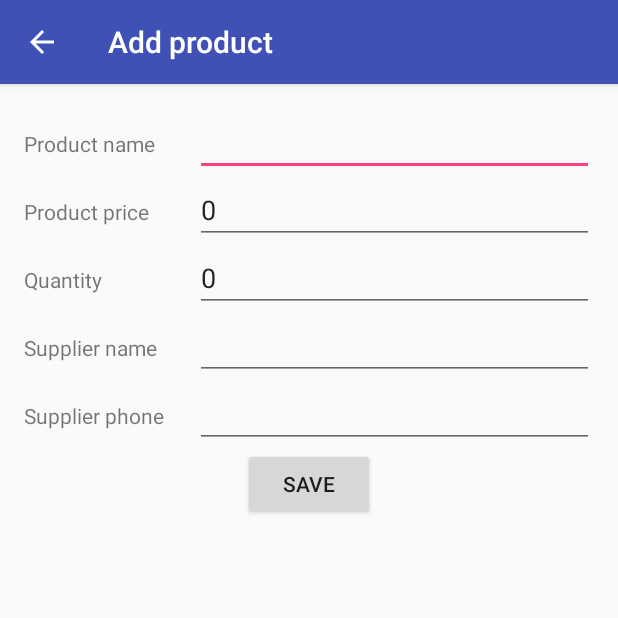
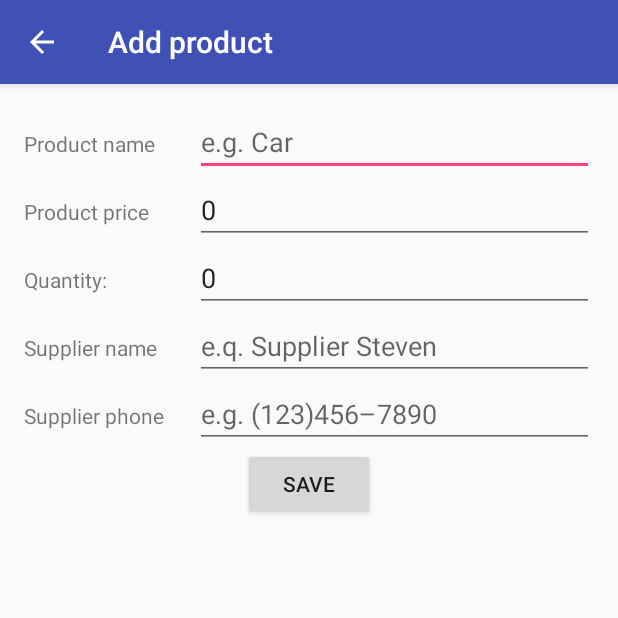
Before and after one commit to biroistv/abnd-inventory-app-stage2, an Android app: the EditActivity screen opened directly, with no data from a screen before it, after a tap on "SAVE", on a phone screen of 412 x 824 dp, the top half of it. Run offline under Robolectric (Android 15) with nearby library versions, the phone set to English and light mode, and no system bars; our stand-ins replace ButterKnife.

```diff
--- a/app/src/main/AndroidManifest.xml
+++ b/app/src/main/AndroidManifest.xml
@@ -1,5 +1,6 @@
 <?xml version="1.0" encoding="utf-8"?>
 <manifest xmlns:android="http://schemas.android.com/apk/res/android"
+    xmlns:tools="http://schemas.android.com/tools"
     package="com.example.biro.inventoryapp">
 
     <application
@@ -8,7 +9,8 @@
         android:label="@string/app_name"
         android:roundIcon="@mipmap/ic_launcher_round"
         android:supportsRtl="true"
-        android:theme="@style/AppTheme">
+        android:theme="@style/AppTheme"
+        tools:ignore="AllowBackup,GoogleAppIndexingWarning">
         <activity android:name=".MainActivity">
             <intent-filter>
                 <action android:name="android.intent.action.MAIN" />
--- a/app/src/main/java/com/example/biro/inventoryapp/EditActivity.java
+++ b/app/src/main/java/com/example/biro/inventoryapp/EditActivity.java
@@ -1,5 +1,6 @@
 package com.example.biro.inventoryapp;
 
+import android.annotation.SuppressLint;
 import android.app.AlertDialog;
 import android.app.LoaderManager;
 import android.content.CursorLoader;
@@ -29,15 +30,15 @@ public class EditActivity extends AppCompatActivity implements LoaderManager.Loa
 
     @BindView(R.id.save_button)
     Button saveButton;
-    @BindView(R.id.name_edittext)
+    @BindView(R.id.name_editText)
     EditText nameEditText;
-    @BindView(R.id.price_edittext)
+    @BindView(R.id.price_editText)
     EditText priceEditText;
-    @BindView(R.id.quantity_edittext)
+    @BindView(R.id.quantity_editText)
     EditText quantityEditText;
-    @BindView(R.id.supp_name_edittext)
+    @BindView(R.id.supp_name_editText)
     EditText suppNameEditText;
-    @BindView(R.id.supp_phone_edittext)
+    @BindView(R.id.supp_phone_editText)
     EditText suppPhoneEditText;
 
     private boolean productHasChanged = false;
@@ -54,6 +55,7 @@ public class EditActivity extends AppCompatActivity implements LoaderManager.Loa
             ProductContract.ProductEntry.COLUMN_SUPPLIER_PHONE
     };
 
+    @SuppressLint("ClickableViewAccessibility")
     @Override
     protected void onCreate(Bundle savedInstanceState) {
         super.onCreate(savedInstanceState);
@@ -62,7 +64,7 @@ public class EditActivity extends AppCompatActivity implements LoaderManager.Loa
         // Binding the views with the butterKnife
         ButterKnife.bind(this);
 
-        // Setting up the tuch listener on each editTextView
+        // Setting up the touch listener on each editTextView
         nameEditText.setOnTouchListener(touchListener);
         priceEditText.setOnTouchListener(touchListener);
         quantityEditText.setOnTouchListener(touchListener);
@@ -92,7 +94,7 @@ public class EditActivity extends AppCompatActivity implements LoaderManager.Loa
                     );
 
                     if (saveSuccess) {
-                        Toast.makeText(EditActivity.this, R.string.successfull_product_saving, Toast.LENGTH_SHORT).show();
+                        Toast.makeText(EditActivity.this, R.string.successful_product_saving, Toast.LENGTH_SHORT).show();
                         finish();
                     }
                 } else {
@@ -165,7 +167,8 @@ public class EditActivity extends AppCompatActivity implements LoaderManager.Loa
                 suppPhoneEditText.getText().toString());
     }
 
-    private View.OnTouchListener touchListener = new View.OnTouchListener() {
+    private final View.OnTouchListener touchListener = new View.OnTouchListener() {
+        @SuppressLint("ClickableViewAccessibility")
         @Override
         public boolean onTouch(View v, MotionEvent event) {
             productHasChanged = true;
--- a/app/src/main/java/com/example/biro/inventoryapp/data/ProductContract.java
+++ b/app/src/main/java/com/example/biro/inventoryapp/data/ProductContract.java
@@ -8,7 +8,7 @@ public final class ProductContract {
 
     // Building up the uri
     public static final String CONTENT_AUTHORITY = "com.example.biro.inventoryapp";
-    static final Uri BASE_CONTENT_URI = Uri.parse("content://" + CONTENT_AUTHORITY);
+    private static final Uri BASE_CONTENT_URI = Uri.parse("content://" + CONTENT_AUTHORITY);
     public static final String PATH_PRODUCTS = "products";
 
     public static final class ProductEntry implements BaseColumns{
--- a/app/src/main/java/com/example/biro/inventoryapp/product/Product.java
+++ b/app/src/main/java/com/example/biro/inventoryapp/product/Product.java
@@ -10,11 +10,11 @@ public class Product {
     private static final int DEFAULT_PRICE = 99999999;
     private static final int DEFAULT_QUANTITY = 0;
 
-    private String name;
-    private Integer price;
-    private Integer quantity;
-    private String supplier;
-    private String supplierPhone;
+    private final String name;
+    private final Integer price;
+    private final Integer quantity;
+    private final String supplier;
+    private final String supplierPhone;
 
     public Product(Context context,
                    String name,
--- a/app/src/main/res/layout/activity_edit.xml
+++ b/app/src/main/res/layout/activity_edit.xml
@@ -1,7 +1,5 @@
 <?xml version="1.0" encoding="utf-8"?>
-<LinearLayout
-    xmlns:android="http://schemas.android.com/apk/res/android"
-    xmlns:app="http://schemas.android.com/apk/res-auto"
+<LinearLayout xmlns:android="http://schemas.android.com/apk/res/android"
     xmlns:tools="http://schemas.android.com/tools"
     android:layout_width="match_parent"
     android:layout_height="match_parent"
@@ -21,12 +19,13 @@
         <TextView
             android:layout_weight="0.7"
             android:layout_height="wrap_content"
-            android:text="Product name"
+            android:text="@string/product_name"
             android:layout_width="match_parent" />
 
         <EditText
+            android:hint="@string/hint_name"
             android:inputType="textPersonName"
-            android:id="@+id/name_edittext"
+            android:id="@+id/name_editText"
             android:layout_weight="0.3"
             android:layout_width="match_parent"
             android:layout_height="wrap_content" />
@@ -43,13 +42,14 @@
         <TextView
             android:layout_weight="0.7"
             android:layout_height="wrap_content"
-            android:text="Product price"
+            android:text="@string/product_price"
             android:layout_width="match_parent" />
 
         <EditText
-            android:text="0"
+            android:hint="@string/hint_price"
+            android:text="@string/_0"
             android:inputType="numberDecimal"
-            android:id="@+id/price_edittext"
+            android:id="@+id/price_editText"
             android:layout_weight="0.3"
             android:layout_width="match_parent"
             android:layout_height="wrap_content" />
@@ -66,13 +66,14 @@
         <TextView
             android:layout_weight="0.7"
             android:layout_height="wrap_content"
-            android:text="Quantity"
+            android:text="@string/quantity"
             android:layout_width="match_parent" />
 
         <EditText
-            android:text="0"
+            android:hint="@string/hint_quantity"
+            android:text="@string/_0"
             android:inputType="numberDecimal"
-            android:id="@+id/quantity_edittext"
+            android:id="@+id/quantity_editText"
             android:layout_weight="0.3"
             android:layout_width="match_parent"
             android:layout_height="wrap_content" />
@@ -89,12 +90,13 @@
         <TextView
             android:layout_weight="0.7"
             android:layout_height="wrap_content"
-            android:text="Supplier name"
+            android:text="@string/supplier_name"
             android:layout_width="match_parent" />
 
         <EditText
+            android:hint="@string/hint_supplier"
             android:inputType="textPersonName"
-            android:id="@+id/supp_name_edittext"
+            android:id="@+id/supp_name_editText"
             android:layout_weight="0.3"
             android:layout_width="match_parent"
             android:layout_height="wrap_content" />
@@ -111,12 +113,13 @@
         <TextView
             android:layout_weight="0.7"
             android:layout_height="wrap_content"
-            android:text="Supplier phone"
+            android:text="@string/supplier_phone"
             android:layout_width="match_parent" />
 
         <EditText
+            android:hint="@string/hint_phone"
             android:inputType="phone"
-            android:id="@+id/supp_phone_edittext"
+            android:id="@+id/supp_phone_editText"
             android:layout_weight="0.3"
             android:layout_width="match_parent"
             android:layout_height="wrap_content" />
--- a/app/src/main/res/layout/product_item.xml
+++ b/app/src/main/res/layout/product_item.xml
@@ -83,7 +83,7 @@
                     <LinearLayout
                         android:layout_width="match_parent"
                         android:layout_height="wrap_content"
-                        android:gravity="right">
+                        android:gravity="end">
 
                         <Button
                             android:descendantFocusability="blocksDescendants"
@@ -92,11 +92,8 @@
                             android:id="@+id/product_sell_btn"
                             android:layout_width="wrap_content"
                             android:layout_height="33dp"
-                            android:layout_alignParentBottom="true"
-                            android:layout_alignParentRight="true"
                             android:text="@string/sell"
                             android:textSize="11sp"
-                            android:layout_alignParentEnd="true"
                             tools:ignore="SmallSp" />
 
                     </LinearLayout>
--- a/app/src/main/res/values/colors.xml
+++ b/app/src/main/res/values/colors.xml
@@ -3,5 +3,4 @@
     <color name="colorPrimary">#3F51B5</color>
     <color name="colorPrimaryDark">#303F9F</color>
     <color name="colorAccent">#FF4081</color>
-    <color name="green">#22ac00</color>
 </resources>
--- a/app/src/main/res/values/strings.xml
+++ b/app/src/main/res/values/strings.xml
@@ -1,29 +1,31 @@
 <resources>
     <string name="app_name">InventoryApp</string>
-    <string name="settings_menu_item">Settings</string>
-    <string name="setting_title">Products settings</string>
-    <string name="edit_label">Edit product</string>
     <string name="delete_all_product">Delete all product</string>
     <string name="delete_product">Delete product</string>
     <string name="add_dummy_data">Add dummy data</string>
     <string name="save">Save</string>
-    <string name="failed_product_saving">Error with saving product</string>
-    <string name="successfull_product_saving">Product saved successfully</string>
+    <string name="successful_product_saving">Product saved successfully</string>
     <string name="dummy_save_failed">Failed saving DummyData</string>
     <string name="dummy_save_success">Dummy data saved</string>
-    <string name="invalid_name">Invalid data in the name field</string>
-    <string name="supllier_name_invalid">The supplier name field cannot be empty!</string>
     <string name="quantity">Quantity:</string>
     <string name="_99_plchld">99</string>
     <string name="sell">Sell</string>
     <string name="product_image">Product Image</string>
     <string name="add_product">Add product</string>
     <string name="edit_product">Edit product</string>
-    <string name="edit_fail">Failed editing the product</string>
-    <string name="edit_success">Production edit is done</string>
     <string name="update_success">Update successful!</string>
-    <string name="update_fail">Update failed!</string>
-    <string name="unsaved_dialog_msg">There are some unsaved thigns! Do you want to discard or continue to edit?</string>
+    <string name="unsaved_dialog_msg">There are some unsaved things! Do you want to discard or continue to edit?</string>
     <string name="discard_msg">Discard</string>
     <string name="keep_editing_msg">Keep editing</string>
+    <string name="no_product_available">No product available</string>
+    <string name="product_name">Product name</string>
+    <string name="product_price">Product price</string>
+    <string name="_0">0</string>
+    <string name="supplier_name">Supplier name</string>
+    <string name="supplier_phone">Supplier phone</string>
+    <string name="hint_phone">e.g. (123)456–7890</string>
+    <string name="hint_supplier">e.q. Supplier Steven</string>
+    <string name="hint_quantity">e.g. 10</string>
+    <string name="hint_price">e.g. 10</string>
+    <string name="hint_name">e.g. Car</string>
 </resources>
```
Also changed, not shown: app/src/main/res/layout/activity_main.xml (+4 -5 lines), 1 other file.
